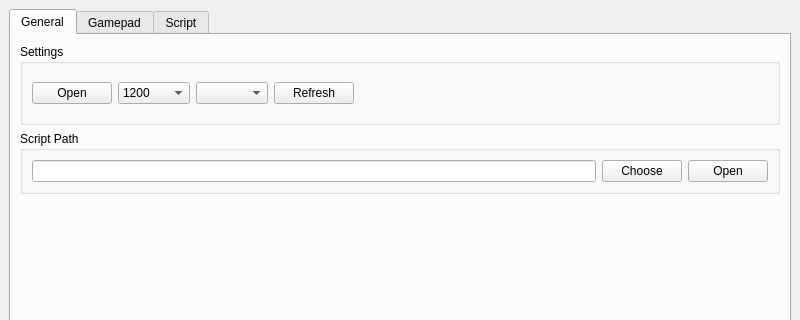
Qt form gamepad.ui (zhengran14/SwitchGamepad) before a commit; both pictures show x 0 to 800 and y 0 to 320 of the 800 by 600 pixel window.
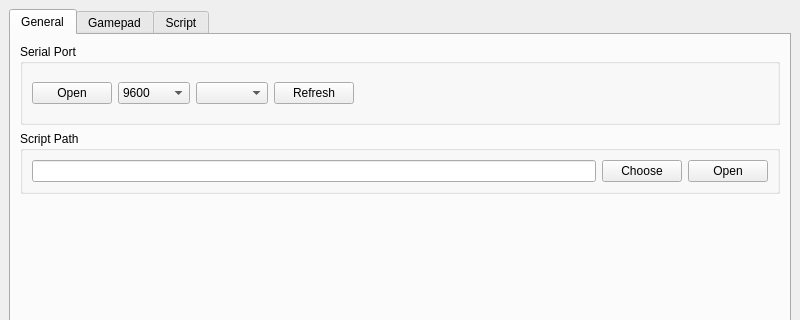
The same form after that commit. Custom widgets are drawn as their Qt base class.

Commit message: Add auto append script

Diff of the .ui file:
```diff
--- a/gamepad.ui
+++ b/gamepad.ui
@@ -31,7 +31,7 @@
         <item>
          <widget class="QGroupBox" name="groupBox">
           <property name="title">
-           <string>Settings</string>
+           <string>Serial Port</string>
           </property>
           <layout class="QHBoxLayout" name="horizontalLayout">
            <item>
@@ -55,6 +55,9 @@
                 <property name="currentText">
                  <string>9600</string>
                 </property>
+                <property name="currentIndex">
+                 <number>3</number>
+                </property>
                 <item>
                  <property name="text">
                   <string>1200</string>
```
Left out of the diff: 6 changed lines with no effect on the pictures. The commit also changes 2 other files.
